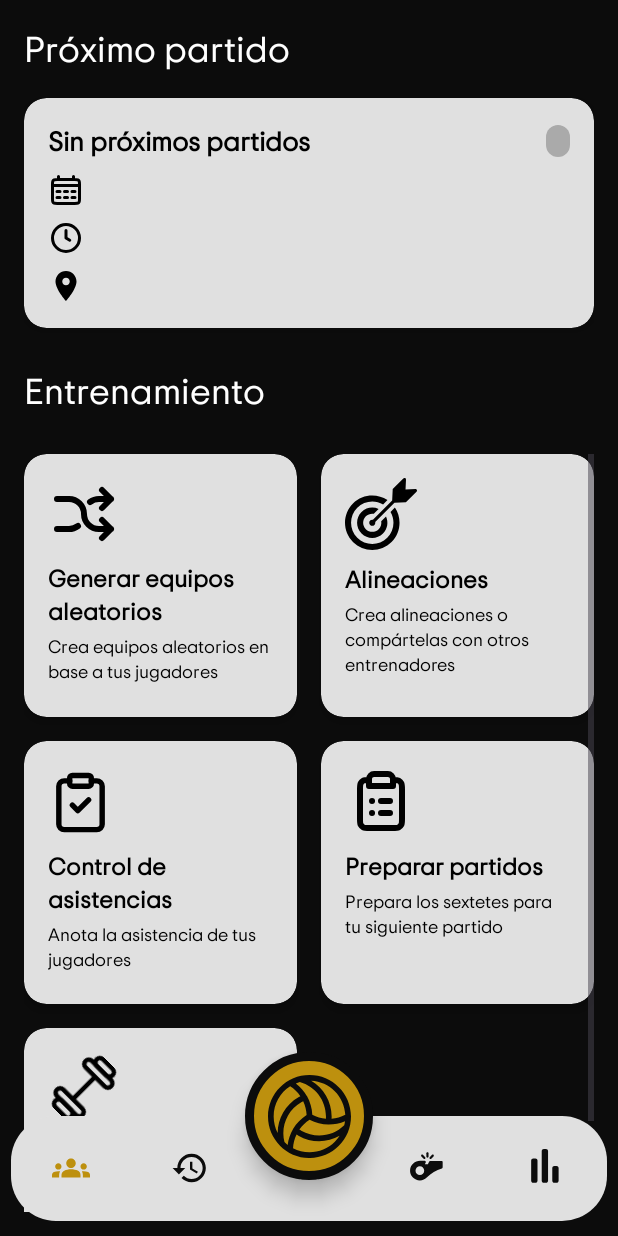
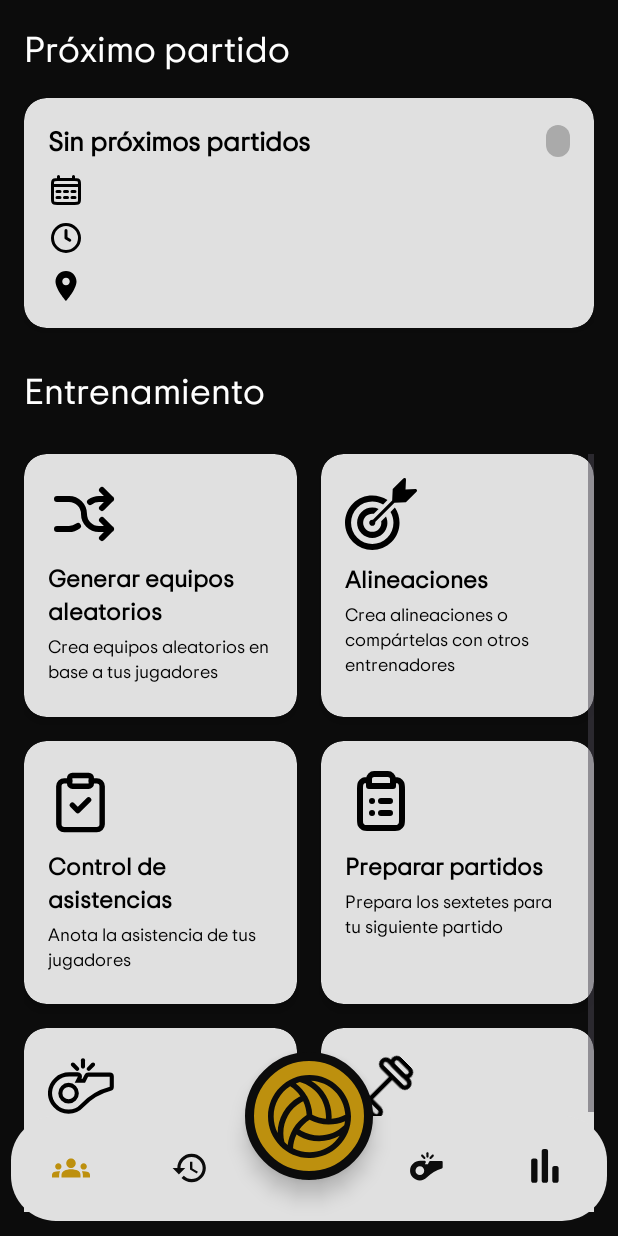
Before and after one commit to AngelDavidArellano/VolleyCubasApp, an Android app: the fragment TrainingFragment placed in its activity, on a phone screen of 412 x 824 dp. Run offline under Robolectric (Android 15) with nearby library versions, the phone set to English and light mode, and no system bars; our stand-ins replace Firebase (no records; nobody signed in at launch, a user with empty details on screens opened directly).

Commit message:
ejercicios y entrenamientos muy simple y a medias (ervisa notas del cuaderno)

```diff
--- a/app/src/main/AndroidManifest.xml
+++ b/app/src/main/AndroidManifest.xml
@@ -16,6 +16,12 @@
         android:supportsRtl="true"
         android:theme="@style/Theme.VolleyCubasApp"
         tools:targetApi="31">
+        <activity
+            android:name=".EjerciciosActivity"
+            android:exported="false" />
+        <activity
+            android:name=".EntrenamientosActivity"
+            android:exported="false" />
         <activity
             android:name=".ProfileActivity"
             android:exported="false"
--- a/app/src/main/java/com/volleycubas/app/TrainingFragment.java
+++ b/app/src/main/java/com/volleycubas/app/TrainingFragment.java
@@ -91,6 +91,11 @@ public class TrainingFragment extends Fragment {
             startActivity(intent);
         });
 
+        CardView cardWorkouts = view.findViewById(R.id.cardWorkouts);
+        cardWorkouts.setOnClickListener(v -> {
+            Intent intent = new Intent(requireActivity(), EntrenamientosActivity.class);
+            startActivity(intent);
+        });
 
         return view;
     }
--- /dev/null
+++ b/app/src/main/res/drawable/ic_whistle_outlined.xml
@@ -0,0 +1,20 @@
+<vector xmlns:android="http://schemas.android.com/apk/res/android"
+    android:width="24dp"
+    android:height="24dp"
+    android:viewportWidth="35"
+    android:viewportHeight="35">
+  <path
+      android:fillColor="#00000000"
+      android:strokeWidth="2"
+      android:strokeColor="#000000"
+      android:pathData="M30,11H19.5c-0.4,0 -0.7,0.2 -0.9,0.6L17.4,14h-2.8l0.8,-1.6c0.2,-0.3 0.1,-0.7 0,-1c-0.2,-0.3 -0.5,-0.5 -0.9,-0.5h-4.2c-4.9,0 -8.9,3.7 -9.3,8.4c-0.2,2.5 0.7,4.9 2.4,6.8C5.1,28 7.5,29 10,29c2.5,0 4.9,-1 6.6,-2.9c3.7,-4 8.4,-6.8 13.7,-8.2c0.4,-0.1 0.7,-0.5 0.7,-1v-5C31,11.4 30.6,11 30,11zM10,24c-2.2,0 -4,-1.8 -4,-4s1.8,-4 4,-4s4,1.8 4,4S12.2,24 10,24z"/>
+  <path
+      android:fillColor="#FF000000"
+      android:pathData="M17,8c0.6,0 1,-0.4 1,-1V4c0,-0.6 -0.4,-1 -1,-1s-1,0.4 -1,1v3C16,7.6 16.4,8 17,8z"/>
+  <path
+      android:fillColor="#FF000000"
+      android:pathData="M13.5,8.9c0.2,0.2 0.5,0.3 0.7,0.3s0.5,-0.1 0.7,-0.3c0.4,-0.4 0.4,-1 0,-1.4l-2.1,-2.1c-0.4,-0.4 -1,-0.4 -1.4,0s-0.4,1 0,1.4L13.5,8.9z"/>
+  <path
+      android:fillColor="#FF000000"
+      android:pathData="M19.8,9.2c0.3,0 0.5,-0.1 0.7,-0.3l2.1,-2.1c0.4,-0.4 0.4,-1 0,-1.4s-1,-0.4 -1.4,0l-2.1,2.1c-0.4,0.4 -0.4,1 0,1.4C19.3,9.1 19.6,9.2 19.8,9.2z"/>
+</vector>
--- a/app/src/main/res/layout/fragment_training.xml
+++ b/app/src/main/res/layout/fragment_training.xml
@@ -367,6 +367,7 @@
 
                 <!-- Card 5 -->
                 <androidx.cardview.widget.CardView
+                    android:id="@+id/cardWorkouts"
                     android:layout_width="0dp"
                     android:layout_height="175dp"
                     android:layout_marginTop="8dp"
@@ -386,8 +387,7 @@
                         <ImageView
                             android:layout_width="48dp"
                             android:layout_height="48dp"
-                            android:rotation="-45"
-                            android:src="@drawable/ic_training"
+                            android:src="@drawable/ic_whistle_outlined"
                             app:tint="@color/black" />
 
                         <TextView
@@ -411,6 +411,55 @@
                             android:layout_marginTop="4dp" />
                     </LinearLayout>
                 </androidx.cardview.widget.CardView>
+
+                <!-- Card 6 -->
+                <androidx.cardview.widget.CardView
+                    android:id="@+id/cardExercises"
+                    android:layout_width="0dp"
+                    android:layout_height="175dp"
+                    android:layout_marginTop="8dp"
+                    android:layout_marginBottom="8dp"
+                    android:layout_marginStart="8dp"
+                    android:layout_columnWeight="1"
+                    app:cardCornerRadius="15dp"
+                    app:cardElevation="4dp"
+                    app:cardBackgroundColor="@color/components_bg">
+
+                    <LinearLayout
+                        android:layout_width="match_parent"
+                        android:layout_height="wrap_content"
+                        android:orientation="vertical"
+                        android:padding="16dp"
+                        >
+
+                        <ImageView
+                            android:layout_width="48dp"
+                            android:layout_height="48dp"
+                            android:rotation="-45"
+                            android:src="@drawable/ic_training"
+                            app:tint="@color/black" />
+
+                        <TextView
+                            android:layout_width="wrap_content"
+                            android:layout_height="wrap_content"
+                            android:text="Preparar ejercicios"
+                            android:textColor="@color/black"
+                            android:textSize="16sp"
+                            android:fontFamily="@font/tripsans"
+                            android:textStyle="bold"
+                            android:layout_marginTop="8dp" />
+
+                        <TextView
+                            android:layout_width="wrap_content"
+                            android:layout_height="wrap_content"
+                            android:text="Crea o visualiza ejercicis para tus entrenamientos"
+                            android:textColor="@color/black"
+                            android:textSize="12sp"
+                            android:fontFamily="@font/tripsans"
+
+                            android:layout_marginTop="4dp" />
+                    </LinearLayout>
+                </androidx.cardview.widget.CardView>
             </GridLayout>
         </LinearLayout>
     </ScrollView>
```
Also changed, not shown: app/src/main/java/com/volleycubas/app/Ejercicio.java (added, +49 -0 lines), app/src/main/java/com/volleycubas/app/EjerciciosActivity.java (added, +14 -0 lines), app/src/main/java/com/volleycubas/app/Entrenamiento.java (added, +49 -0 lines), app/src/main/java/com/volleycubas/app/EntrenamientosActivity.java (added, +78 -0 lines), app/src/main/java/com/volleycubas/app/EntrenamientosAdapter.java (added, +60 -0 lines), app/src/main/res/layout/activity_ejercicios.xml (added, +136 -0 lines), app/src/main/res/layout/activity_entrenamientos.xml (added, +90 -0 lines), app/src/main/res/layout/item_ejercicios.xml (added, +74 -0 lines), app/src/main/res/layout/item_entrenamientos.xml (added, +74 -0 lines).
